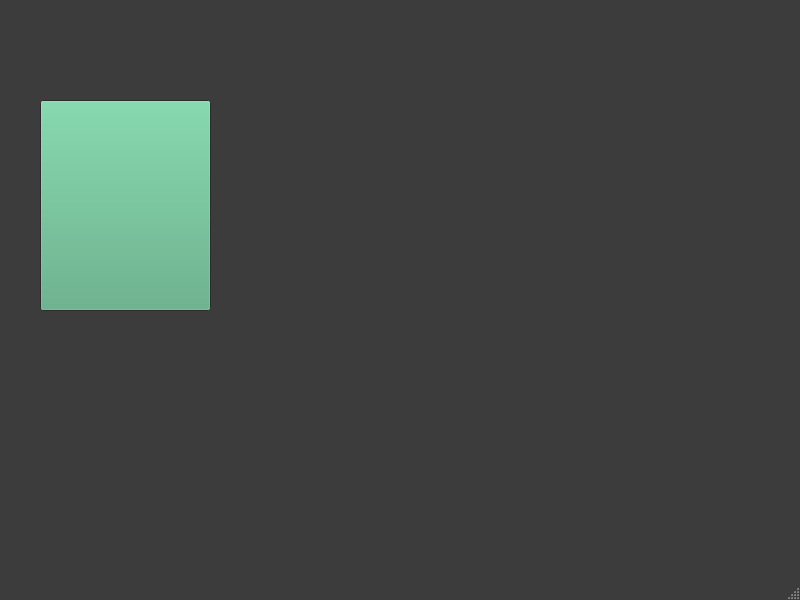
hamzafauzi/Group6_QT_Project, file add_new_element.ui: the form before one commit.
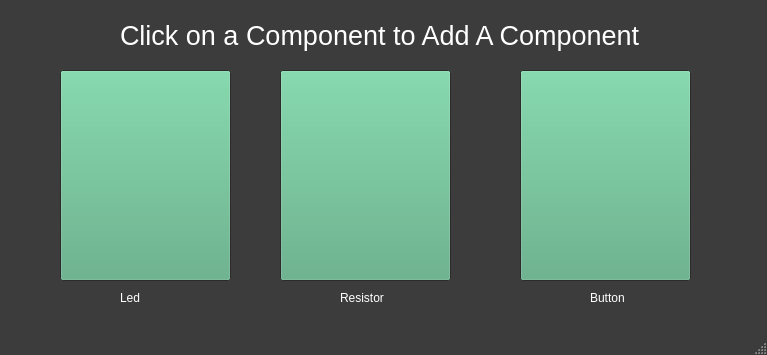
The form after the commit. Icons and pictures are not drawn.

Commit message: Add new element button added, basic pin system is crated, basic diagram system is crated. Pin positions are fixed.

```diff
--- a/add_new_element.ui
+++ b/add_new_element.ui
@@ -6,8 +6,8 @@
    <rect>
     <x>0</x>
     <y>0</y>
-    <width>800</width>
-    <height>600</height>
+    <width>767</width>
+    <height>355</height>
    </rect>
   </property>
   <property name="palette">
@@ -126,8 +126,8 @@
    <widget class="QPushButton" name="pushButton_led">
     <property name="geometry">
      <rect>
-      <x>40</x>
-      <y>100</y>
+      <x>60</x>
+      <y>70</y>
       <width>171</width>
       <height>211</height>
      </rect>
@@ -146,6 +146,109 @@
      </size>
     </property>
    </widget>
+   <widget class="QPushButton" name="pushButton_resistor">
+    <property name="geometry">
+     <rect>
+      <x>280</x>
+      <y>70</y>
+      <width>171</width>
+      <height>211</height>
+     </rect>
+    </property>
+    <property name="text">
+     <string/>
+    </property>
+    <property name="icon">
+     <iconset resource="resources.qrc">
+      <normaloff>:/resources/images/resistor.png</normaloff>:/resources/images/resistor.png</iconset>
+    </property>
+    <property name="iconSize">
+     <size>
+      <width>150</width>
+      <height>150</height>
+     </size>
+    </property>
+   </widget>
+   <widget class="QPushButton" name="pushButton_button">
+    <property name="geometry">
+     <rect>
+      <x>520</x>
+      <y>70</y>
+      <width>171</width>
+      <height>211</height>
+     </rect>
+    </property>
+    <property name="text">
+     <string/>
+    </property>
+    <property name="icon">
+     <iconset resource="resources.qrc">
+      <normaloff>:/resources/images/button_up.png</normaloff>:/resources/images/button_up.png</iconset>
+    </property>
+    <property name="iconSize">
+     <size>
+      <width>150</width>
+      <height>150</height>
+     </size>
+    </property>
+   </widget>
+   <widget class="QLabel" name="resistorLabel">
+    <property name="geometry">
+     <rect>
+      <x>340</x>
+      <y>290</y>
+      <width>49</width>
+      <height>16</height>
+     </rect>
+    </property>
+    <property name="text">
+     <string>Resistor</string>
+    </property>
+   </widget>
+   <widget class="QLabel" name="ledLabel">
+    <property name="geometry">
+     <rect>
+      <x>120</x>
+      <y>290</y>
+      <width>49</width>
+      <height>16</height>
+     </rect>
+    </property>
+    <property name="text">
+     <string>Led</string>
+    </property>
+   </widget>
+   <widget class="QLabel" name="buttonLabel">
+    <property name="geometry">
+     <rect>
+      <x>590</x>
+      <y>290</y>
+      <width>49</width>
+      <height>16</height>
+     </rect>
+    </property>
+    <property name="text">
+     <string>Button</string>
+    </property>
+   </widget>
+   <widget class="QLabel" name="choseLabel">
+    <property name="geometry">
+     <rect>
+      <x>120</x>
+      <y>20</y>
+      <width>541</width>
+      <height>31</height>
+     </rect>
+    </property>
+    <property name="font">
+     <font>
+      <pointsize>20</pointsize>
+     </font>
+    </property>
+    <property name="text">
+     <string>Click on a Component to Add A Component</string>
+    </property>
+   </widget>
   </widget>
   <widget class="QMenuBar" name="menubar">
    <property name="geometry">
```
Left out of the diff: 6 changed lines with no effect on the pictures. The commit also changes 15 other files.
